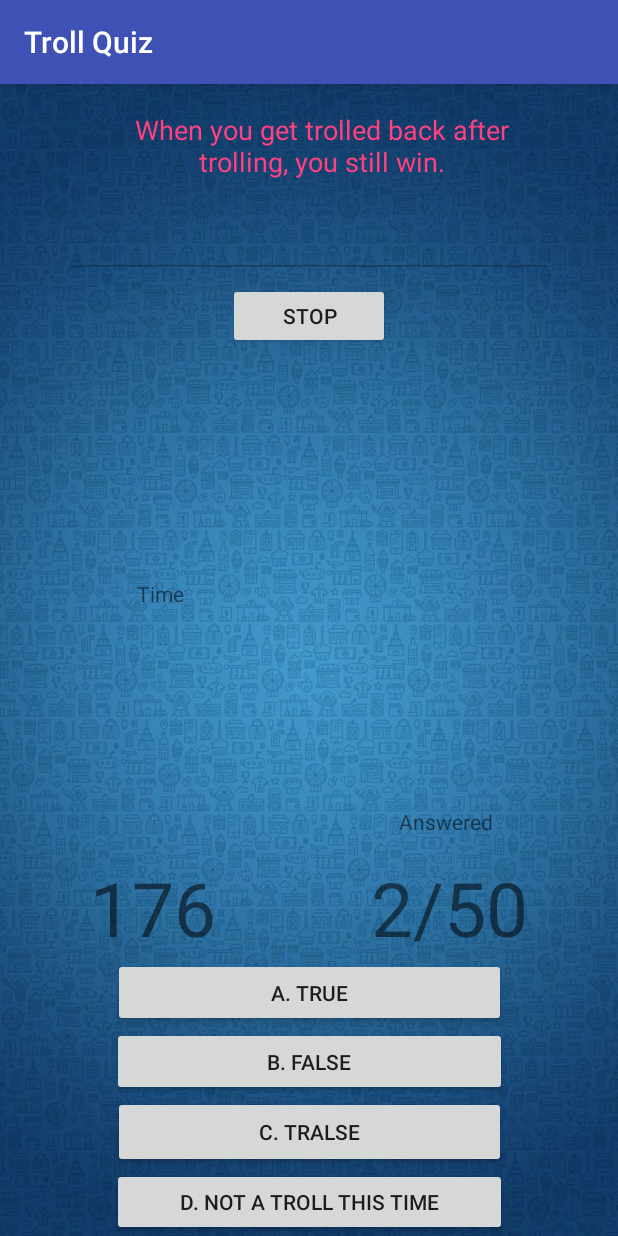
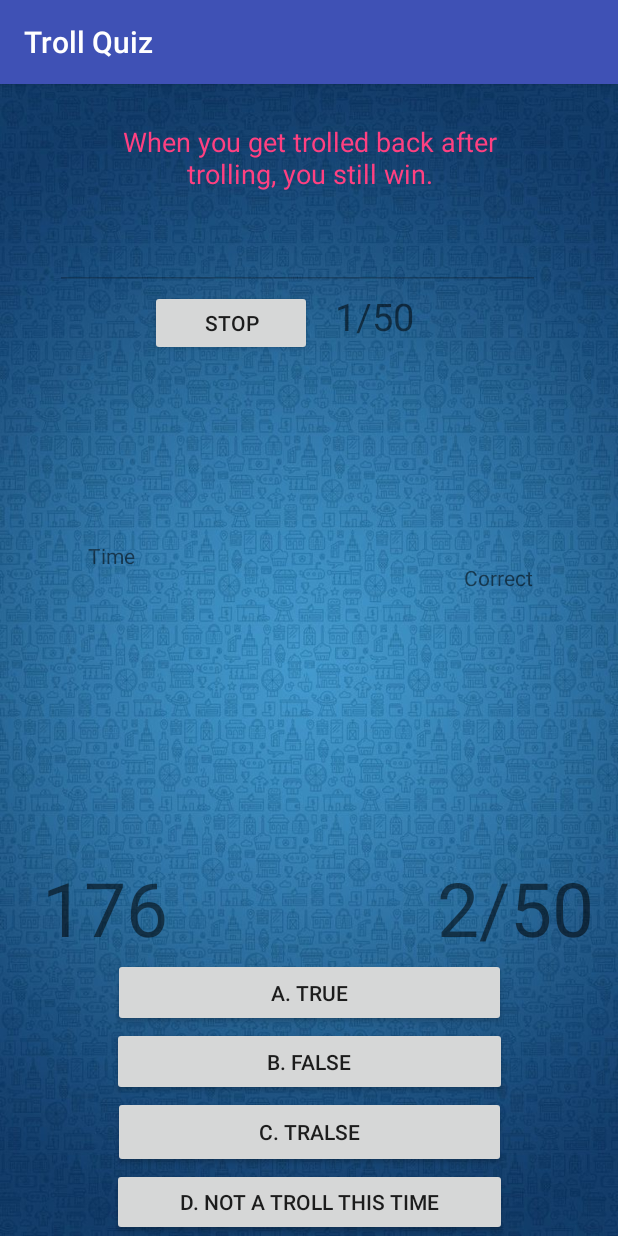
Before and after one commit to doradomiguel35/TrollQuiz, an Android app: the TrollActivity screen opened directly, with no data from a screen before it, after a tap on "A. TRUE", on a phone screen of 412 x 824 dp. Run offline under Robolectric (Android 15) with nearby library versions, the phone set to English and light mode, and no system bars.

Commit message:
finished and clean UI

```diff
--- a/app/src/main/AndroidManifest.xml
+++ b/app/src/main/AndroidManifest.xml
@@ -33,7 +33,6 @@
             android:label="About the Programmer" />
         <activity android:name=".Noob" />
         <activity android:name=".Averaged" />
-        <activity android:name=".God" />
         <activity android:name=".MLG"></activity>
     </application>
 
--- a/app/src/main/java/com/uic/prelimexam/dorado/Noob.java
+++ b/app/src/main/java/com/uic/prelimexam/dorado/Noob.java
@@ -26,7 +26,6 @@ public class Noob extends AppCompatActivity {
             public void onClick(View view) {
                 Intent goToTally = new Intent(Noob.this,TallyActivity.class);
                 startActivity(goToTally);
-                finish();
             }
         });
     }
--- a/app/src/main/java/com/uic/prelimexam/dorado/TallyActivity.java
+++ b/app/src/main/java/com/uic/prelimexam/dorado/TallyActivity.java
@@ -86,7 +86,7 @@ public class TallyActivity extends AppCompatActivity {
         Cursor data = databaseHelper.getData();
         ArrayList<String> listData = new ArrayList<>();
         while(data.moveToNext()){
-            listData.add(data.getString(2) + " - " + data.getString(1));
+            listData.add(data.getString(1) + " - " + data.getString(2)+"/50");
         }
 
         ListAdapter adapter = new ArrayAdapter<>(this, android.R.layout.simple_list_item_1, listData);
--- a/app/src/main/java/com/uic/prelimexam/dorado/TrollActivity.java
+++ b/app/src/main/java/com/uic/prelimexam/dorado/TrollActivity.java
@@ -17,10 +17,11 @@ import android.widget.Toast;
 public class TrollActivity extends AppCompatActivity {
 
     Button button_stop, button_A, button_B, button_C, button_D;
-    TextView textView_time, textView_currentUsername, textView_questions,textView_answered;
+    TextView textView_time, textView_currentUsername, textView_questions,textView_answered,textView_items;
     EditText editText_question;
+    int items = TrollQuiz.items;
     int intID;
-    int repetition;
+
 
     DatabaseHelper databaseHelper;
     public static String currentUsername;
@@ -39,6 +40,7 @@ public class TrollActivity extends AppCompatActivity {
         textView_currentUsername = (TextView) findViewById(com.uic.prelimexam.dorado.R.id.textView_currentUsername);
         textView_questions = (TextView) findViewById(com.uic.prelimexam.dorado.R.id.textView_questions);
         textView_answered = (TextView) findViewById(com.uic.prelimexam.dorado.R.id.textView_answered);
+        textView_items = (TextView) findViewById(com.uic.prelimexam.dorado.R.id.txtView_items);
         editText_question = (EditText) findViewById(com.uic.prelimexam.dorado.R.id.editText_question);
         button_A = (Button) findViewById(com.uic.prelimexam.dorado.R.id.button_A);
         button_B = (Button) findViewById(com.uic.prelimexam.dorado.R.id.button_B);
@@ -66,6 +68,7 @@ public class TrollActivity extends AppCompatActivity {
             }
         });
 
+        textView_items.setText(items+"/50");
         textView_questions.setText("/50");
         textView_answered.setText(""+ TrollQuiz.answered++);
 
@@ -97,8 +100,6 @@ public class TrollActivity extends AppCompatActivity {
                 checkUserAnswer("D");
             }
         });
-
-
     }
 
     public void generateBugtong(){
@@ -110,7 +111,9 @@ public class TrollActivity extends AppCompatActivity {
         button_D.setText(trollQuiz.getChoices(currentIndex,3));
         if(TrollQuiz.questionAnswered>=(trollQuiz.TOTAL_SIZE-1)){
             saveUserData();
-        }else{
+        }
+
+        else{
             TrollQuiz.questionAnswered++;
         }
     }
@@ -121,10 +124,16 @@ public class TrollActivity extends AppCompatActivity {
         if(trollQuiz.answer[currentIndex-1].equalsIgnoreCase(choice)){
             MediaPlayer correct  = MediaPlayer.create(TrollActivity.this,R.raw.correct);
             correct.start();
+            items++;
+            textView_items.setText(items+"/50");
             setAnswerCorrect();
-        }else{
+        }
+
+        else{
             MediaPlayer incorrect  = MediaPlayer.create(TrollActivity.this,R.raw.incorrect);
             incorrect.start();
+            items++;
+            textView_items.setText(items+"/50");
             generateBugtong();
         }
 //        textView_score.setText(TrollQuiz.SCORE+"");
@@ -132,7 +141,6 @@ public class TrollActivity extends AppCompatActivity {
 
     public void setAnswerCorrect(){
         textView_answered.setText(""+TrollQuiz.answered++);
-        uicToastMessage("Correct");
 //        TrollQuiz.SCORE += (10 * (int) remainingSeconds);
         generateBugtong();
 
@@ -157,39 +165,65 @@ public class TrollActivity extends AppCompatActivity {
             databaseHelper.updateScore(intID,TrollQuiz.answered);
 //            uicToastMessage("Score updated");
 //            startActivity(new Intent(TrollActivity.this, TallyActivity.class));
-            if(answered <= 10){
+            if(answered <= 19){
                 startActivity(new Intent(TrollActivity.this, Noob.class));
             }
 
-            else if(answered > 10 && answered <= 40){
+            else if(answered > 19 && answered <= 39){
                 startActivity(new Intent(TrollActivity.this,Averaged.class));
             }
 
-            else if(answered > 40 && answered <=50){
+            else if(answered > 39 && answered <=50){
                 startActivity(new Intent(TrollActivity.this,MLG.class));
             }
+
+//            if(answered <= 2){
+//
+//                startActivity(new Intent(TrollActivity.this, Noob.class));
+//            }
+//
+//            else if(answered > 2 && answered == 3){
+//                startActivity(new Intent(TrollActivity.this,Averaged.class));
+//            }
+//
+//            else if(answered > 3 && answered <= 5){
+//                startActivity(new Intent(TrollActivity.this,MLG.class));
+//            }
+
         }
 
     }
 
     public void addtoTally(){
         int answered = TrollQuiz.answered;
-        MediaPlayer stop = new MediaPlayer();
         boolean insertData = databaseHelper.addData(currentUsername, TrollQuiz.answered);
         if (insertData) {
             timer.cancel();
-            if(answered <=2){
-                stop.stop();
+            if(answered <= 19){
+
                 startActivity(new Intent(TrollActivity.this, Noob.class));
             }
 
-            else if(answered > 10 && answered <= 40){
+            else if(answered > 19 && answered <= 39){
                 startActivity(new Intent(TrollActivity.this,Averaged.class));
             }
 
-            else if(answered > 40 && answered <= 50){
-                startActivity(new Intent(TrollActivity.this,MLG.class));
+            else if(answered > 19 && answered <= 39){
+                startActivity(new Intent(TrollActivity.this,Averaged.class));
             }
+
+//            if(answered <= 2){
+//
+//                startActivity(new Intent(TrollActivity.this, Noob.class));
+//            }
+//
+//            else if(answered > 2 && answered == 3){
+//                startActivity(new Intent(TrollActivity.this,Averaged.class));
+//            }
+//
+//            else if(answered > 3 && answered <= 5){
+//                startActivity(new Intent(TrollActivity.this,MLG.class));
+//            }
 //            startActivity(new Intent(TrollActivity.this, TallyActivity.class));
         } else {
             uicToastMessage("Something wrong in your database!");
--- a/app/src/main/java/com/uic/prelimexam/dorado/TrollQuiz.java
+++ b/app/src/main/java/com/uic/prelimexam/dorado/TrollQuiz.java
@@ -5,12 +5,13 @@ public class TrollQuiz {
     public String choices[][];
     public String answer[];
 
-    public final int MAX_SIZE = 50;          //Array maximum size
-    public final int TOTAL_SIZE = 50;        //Total questions set for the user
+    public final int MAX_SIZE = 51;          //Array maximum size
+    public final int TOTAL_SIZE = 51;        //Total questions set for the user
     public static int questionShown = 0;    //Counter for total questions being shown to the user
 //    public static int SCORE = 50;
     public static int answered = 0;
-    public static int questionAnswered = 0;  /*Scoring Rule:
+    public static int items = 0;
+    public static int questionAnswered = 0; /*Scoring Rule:
                                               if correct score => sum of current score and timeremaining multiplied by 10
                                                 else score => difference of current score and 10
                                                 note: timeremaining is in seconds.
@@ -54,6 +55,13 @@ public class TrollQuiz {
         choices[4][2] = "C. Facebook";
         choices[4][3] = "D. Twitter";
         answer[4] = "A";
+
+//        bugtong[5] = "";
+//        choices[5][0] = "Quiz Over";
+//        choices[5][1] = "Quiz Over";
+//        choices[5][2] = "Quiz Over";
+//        choices[5][3] = "Quiz Over";
+//        answer[5] = "A";
 
         bugtong[5] = "O ____";
         choices[5][0] = "A. SRSLY?";
@@ -154,12 +162,12 @@ public class TrollQuiz {
         choices[17][3] = "D. Internet Grandma Dances";
         answer[17] = "C";
 
-        bugtong[18] = "What is \"Grandma Finds the Internet\" also known as?";
-        choices[18][0] = "A. Internet Grandpa Surprise";
-        choices[18][1] = "B. Internet Grandma Rockstar";
-        choices[18][2] = "C. Internet Grandma Surprise";
-        choices[18][3] = "D. Internet Grandma Dances";
-        answer[18] = "C";
+        bugtong[18] = "What does Troll not ask?";
+        choices[18][0] = "A. you mad?";
+        choices[18][1] = "B. had a problem?";
+        choices[18][2] = "C. you made bruh?";
+        choices[18][3] = "D. GTFO";
+        answer[18] = "A";
 
         bugtong[19] = "The concept of anti-jokes found in \"Anti-Joke Chicken\" is a modern concept.";
         choices[19][0] = "A. True";
@@ -378,19 +386,21 @@ public class TrollQuiz {
         choices[48][3] = "21?";
         answer[48] = "A";
 
-        bugtong[49] = "";
-        choices[49][0] = "Quiz Over";
-        choices[49][1] = "Quiz Over";
-        choices[49][2] = "Quiz Over";
-        choices[49][3] = "Quiz Over";
+        bugtong[49] = "Rage Guy says what?";
+        choices[49][0] = "FFFFFFFUUUUUU";
+        choices[49][1] = "AAAARRRRRGGGG!!!!!";
+        choices[49][2] = "I hate you.";
+        choices[49][3] = "SHHIIIIITTTT";
         answer[49] = "A";
 
-//        bugtong[5] = "";
-//        choices[5][0] = "Quiz Over";
-//        choices[5][1] = "Quiz Over";
-//        choices[5][2] = "Quiz Over";
-//        choices[5][3] = "Quiz Over";
-//        answer[5] = "A";
+        bugtong[50] = "";
+        choices[50][0] = "Quiz Over";
+        choices[50][1] = "Quiz Over";
+        choices[50][2] = "Quiz Over";
+        choices[50][3] = "Quiz Over";
+        answer[50] = "A";
+
+
 
 
     }
--- a/app/src/main/res/layout/activity_bugtong.xml
+++ b/app/src/main/res/layout/activity_bugtong.xml
@@ -12,8 +12,8 @@
         android:layout_width="323dp"
         android:layout_height="121dp"
         android:layout_marginEnd="24dp"
-        android:layout_marginStart="24dp"
-        android:layout_marginTop="8dp"
+        android:layout_marginStart="8dp"
+        android:layout_marginTop="16dp"
         android:ems="10"
         android:enabled="false"
         android:gravity="top"
@@ -31,7 +31,7 @@
         android:id="@+id/textView_time"
         android:layout_width="wrap_content"
         android:layout_height="wrap_content"
-        android:layout_marginStart="60dp"
+        android:layout_marginStart="28dp"
         android:text="30"
         android:textAlignment="center"
         android:textSize="50sp"
@@ -42,7 +42,7 @@
         android:id="@+id/textView_questions"
         android:layout_width="wrap_content"
         android:layout_height="wrap_content"
-        android:layout_marginEnd="60dp"
+        android:layout_marginEnd="16dp"
         android:layout_marginTop="8dp"
         android:text="/50"
         android:textAlignment="center"
@@ -101,21 +101,18 @@
         android:layout_width="108dp"
         android:layout_height="44dp"
         android:layout_marginBottom="8dp"
-        android:layout_marginEnd="16dp"
-        android:layout_marginStart="8dp"
+        android:layout_marginStart="100dp"
         android:layout_marginTop="4dp"
         android:text="STOP"
         app:layout_constraintBottom_toTopOf="@+id/textView_currentUsername"
-        app:layout_constraintEnd_toEndOf="parent"
-        app:layout_constraintHorizontal_bias="0.515"
         app:layout_constraintStart_toStartOf="parent"
         app:layout_constraintTop_toBottomOf="@+id/editText_question"
-        app:layout_constraintVertical_bias="0.25" />
+        app:layout_constraintVertical_bias="1.0" />
 
     <TextView
         android:id="@+id/textView2"
-        android:layout_width="58dp"
-        android:layout_height="17dp"
+        android:layout_width="60dp"
+        android:layout_height="24dp"
         android:layout_marginBottom="8dp"
         android:layout_marginEnd="8dp"
         android:layout_marginTop="8dp"
@@ -126,7 +123,7 @@
         app:layout_constraintHorizontal_bias="1.0"
         app:layout_constraintStart_toStartOf="parent"
         app:layout_constraintTop_toBottomOf="@+id/textView_currentUsername"
-        app:layout_constraintVertical_bias="0.384" />
+        app:layout_constraintVertical_bias="0.272" />
 
     <TextView
         android:id="@+id/textView3"
@@ -136,13 +133,14 @@
         android:layout_marginEnd="8dp"
         android:layout_marginStart="8dp"
         android:layout_marginTop="8dp"
-        android:text="Answered"
+        android:text="Correct"
+        android:textAlignment="center"
         app:layout_constraintBottom_toTopOf="@+id/textView_answered"
         app:layout_constraintEnd_toEndOf="parent"
-        app:layout_constraintHorizontal_bias="0.697"
+        app:layout_constraintHorizontal_bias="0.859"
         app:layout_constraintStart_toEndOf="@+id/textView2"
         app:layout_constraintTop_toBottomOf="@+id/textView_currentUsername"
-        app:layout_constraintVertical_bias="1.0" />
+        app:layout_constraintVertical_bias="0.333" />
 
     <TextView
         android:id="@+id/textView_currentUsername"
@@ -175,4 +173,20 @@
         app:layout_constraintTop_toBottomOf="@+id/textView_currentUsername"
         app:layout_constraintVertical_bias="1.0" />
 
+    <TextView
+        android:id="@+id/txtView_items"
+        android:layout_width="83dp"
+        android:layout_height="43dp"
+        android:layout_marginBottom="8dp"
+        android:layout_marginEnd="8dp"
+        android:text="0/50"
+        android:textAlignment="center"
+        android:textSize="25sp"
+        app:layout_constraintBottom_toTopOf="@+id/textView_currentUsername"
+        app:layout_constraintEnd_toEndOf="parent"
+        app:layout_constraintHorizontal_bias="0.0"
+        app:layout_constraintStart_toEndOf="@+id/button_stop"
+        app:layout_constraintTop_toTopOf="@+id/button_stop"
+        app:layout_constraintVertical_bias="0.0" />
+
 </android.support.constraint.ConstraintLayout>
--- a/app/src/main/res/layout/activity_tally.xml
+++ b/app/src/main/res/layout/activity_tally.xml
@@ -45,11 +45,9 @@
 
     <ListView
         android:id="@+id/listView_tally"
-        android:layout_width="356dp"
+        android:layout_width="382dp"
         android:layout_height="285dp"
         android:layout_marginBottom="8dp"
-        android:layout_marginEnd="8dp"
-        android:layout_marginStart="8dp"
         android:layout_marginTop="8dp"
         android:background="@drawable/wood"
         android:textAlignment="center"
```
Also changed, not shown: app/src/main/res/layout/activity_mlg.xml (+8 -12 lines).
